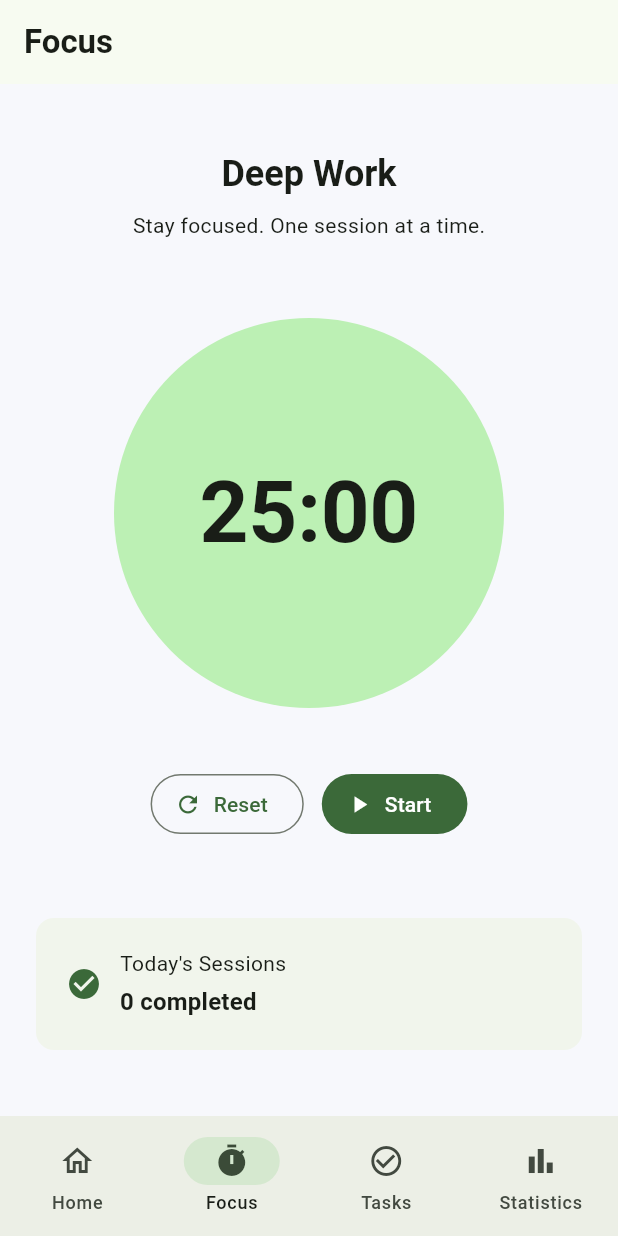
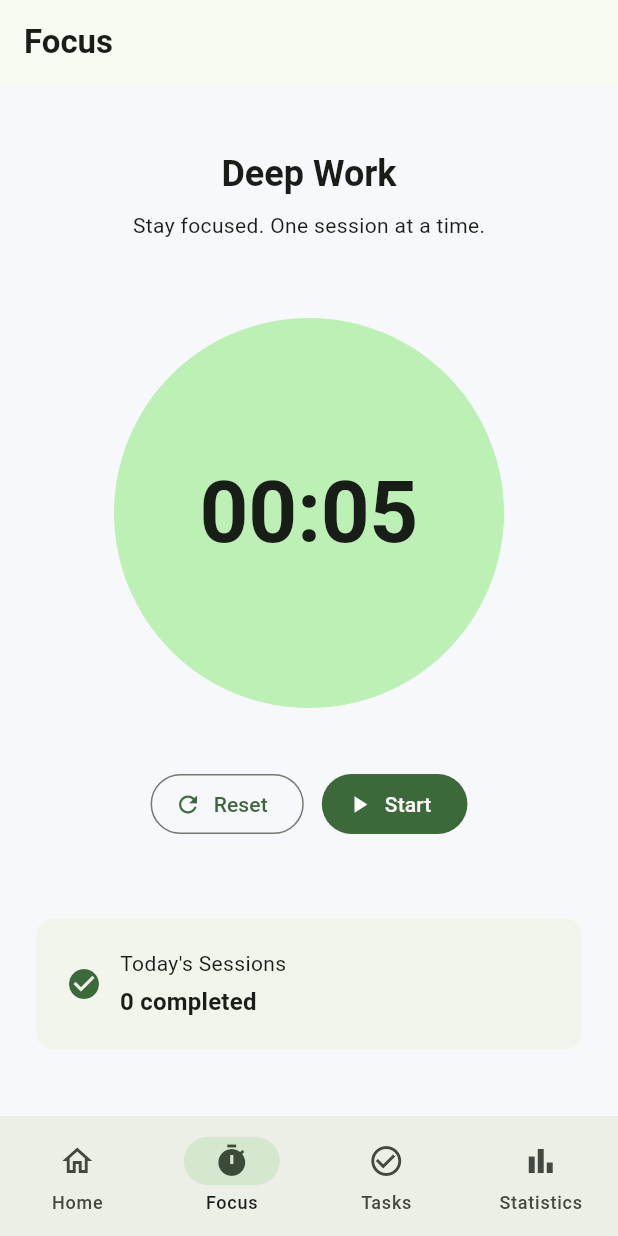
Before and after one commit to mayankahuja-pro/code_flux, a Flutter app: the screen it shows after launch, item 2 of the bottom bar chosen, on a phone screen of 412 x 824 dp. Run offline on Flutter 3.47's test engine with Material 3 defaults, Android fonts, the phone set to English and light mode, and no system bars; our stand-ins replace fl_chart, shared_preferences.

Commit message:
Add loading indicator to Home and Statistics screens; update CodingStreak and StatCard to use provider data

```diff
--- a/lib/screens/focus_screen.dart
+++ b/lib/screens/focus_screen.dart
@@ -13,8 +13,8 @@ class FocusScreen extends StatefulWidget {
 }
 
 class _FocusScreenState extends State<FocusScreen> {
-  static const int _initialSeconds = 25 * 60;
-  // static const int _initialSeconds = 5;
+  // static const int _initialSeconds = 25 * 60;
+  static const int _initialSeconds = 5;
 
   Timer? _timer;
 
--- a/lib/screens/statistics_screen.dart
+++ b/lib/screens/statistics_screen.dart
@@ -11,6 +11,11 @@ class StatisticsScreen extends StatelessWidget {
   @override
   Widget build(BuildContext context) {
     final provider = context.watch<ProductivityProvider>();
+    if (provider.isLoading) {
+  return const Center(
+    child: CircularProgressIndicator(),
+  );
+}
 
     final dailyMinutes = List.generate(
       7,
```
Also changed, not shown: lib/screens/home_screen.dart (+10 -4 lines).
